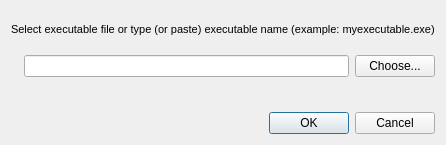
First picture: the form in addexedialog.ui, repository MarioUnoDueTreQuattro/KillManagerQt, before the edit.
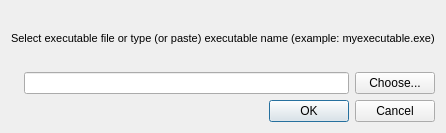
Second picture: the form after the edit. Icons and pictures are not drawn.

```diff
--- a/addexedialog.ui
+++ b/addexedialog.ui
@@ -6,8 +6,8 @@
    <rect>
     <x>0</x>
     <y>0</y>
-    <width>444</width>
-    <height>145</height>
+    <width>445</width>
+    <height>133</height>
    </rect>
   </property>
   <property name="windowTitle">
@@ -66,10 +66,13 @@
        <property name="orientation">
         <enum>Qt::Vertical</enum>
        </property>
+       <property name="sizeType">
+        <enum>QSizePolicy::Minimum</enum>
+       </property>
        <property name="sizeHint" stdset="0">
         <size>
          <width>20</width>
-         <height>40</height>
+         <height>0</height>
         </size>
        </property>
       </spacer>
```
